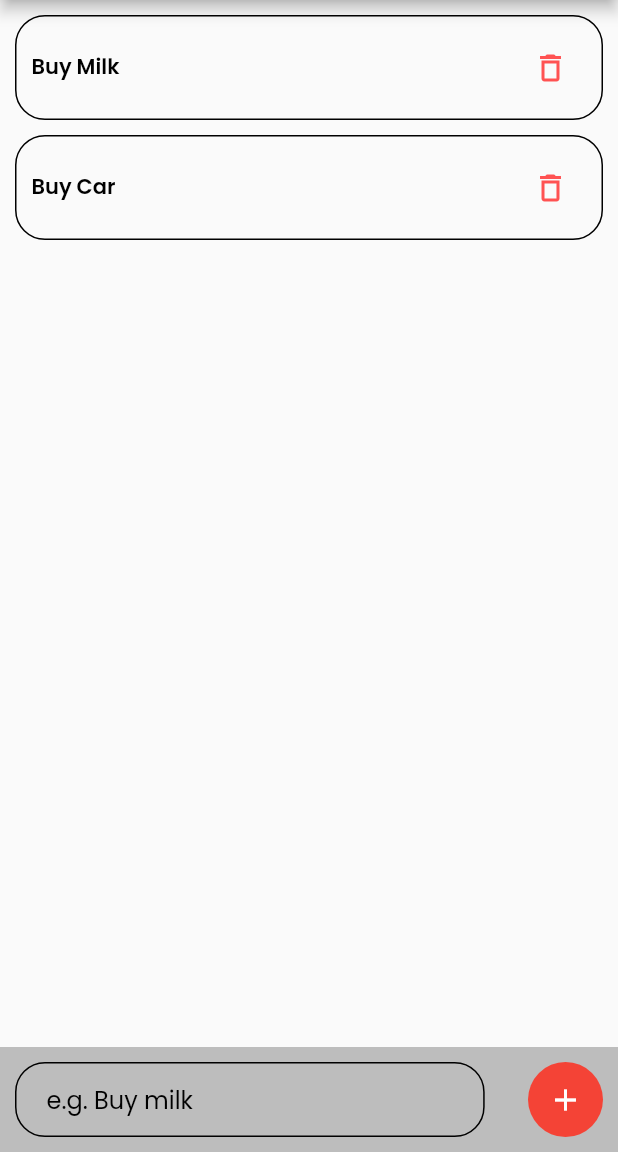
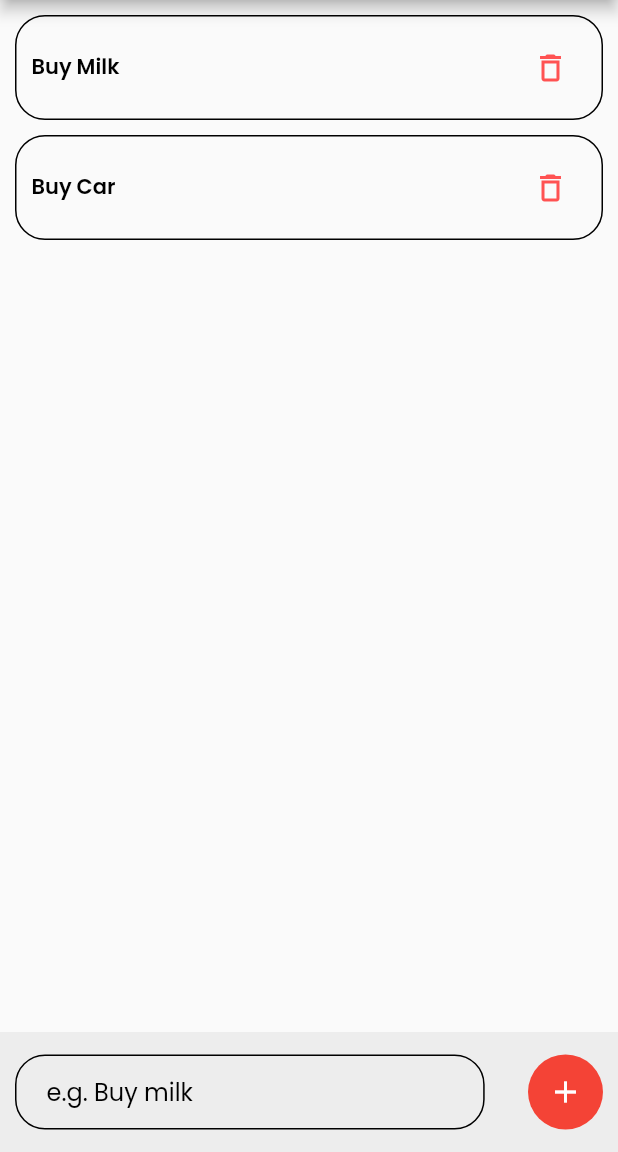
Before and after one commit to PFSoftwareSolutions/PF-TASK, a Flutter app: the screen it shows after launch, on a phone screen of 412 x 824 dp, the part 84-1236 px from its top. Run offline on Flutter 3.47's test engine with Material 2 defaults, Android fonts, the phone set to English and light mode, and no system bars; our stand-ins replace google_fonts.

Commit message:
Fixed some issues

```diff
--- a/lib/screens/home_screen.dart
+++ b/lib/screens/home_screen.dart
@@ -45,7 +45,7 @@ class _HomeScreenState extends State<HomeScreen> {
         children: [
           (tasks.isNotEmpty)
               ? ListView.builder(
-                  padding: const EdgeInsets.all(10.0),
+                  padding: const EdgeInsets.fromLTRB(10.0, 10.0, 10.0, 90.0),
                   itemCount: tasks.length,
                   itemBuilder: (context, index) {
                     return Container(
@@ -94,10 +94,10 @@ class _HomeScreenState extends State<HomeScreen> {
           Positioned(
             bottom: 0,
             child: Container(
-              height: 70,
+              height: 80,
               width: MediaQuery.of(context).size.width,
               decoration: BoxDecoration(
-                color: Colors.grey.shade400,
+                color: Colors.grey.shade300.withOpacity(0.5),
               ),
               child: Padding(
                 padding: const EdgeInsets.all(10.0),
```
